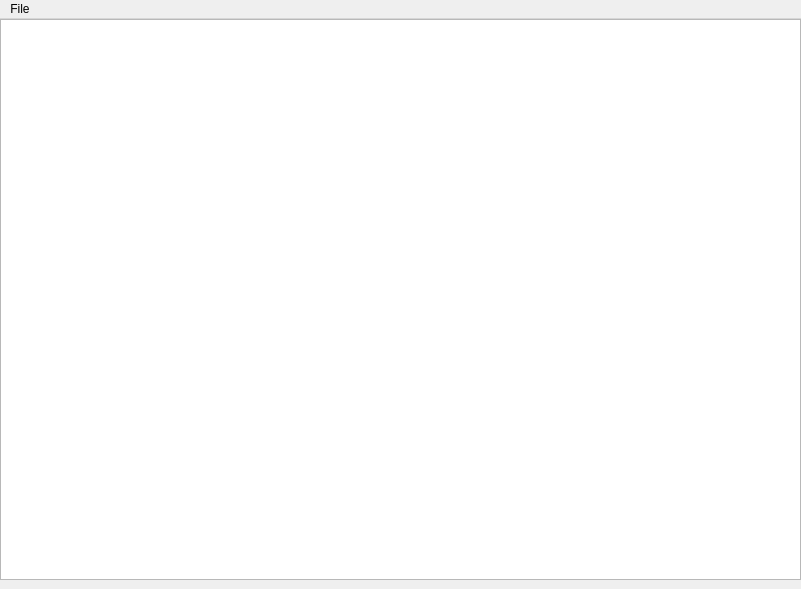
Above: layout/ui/main_window.ui from michalkielak/GIS before the change. Below: the same form after it.
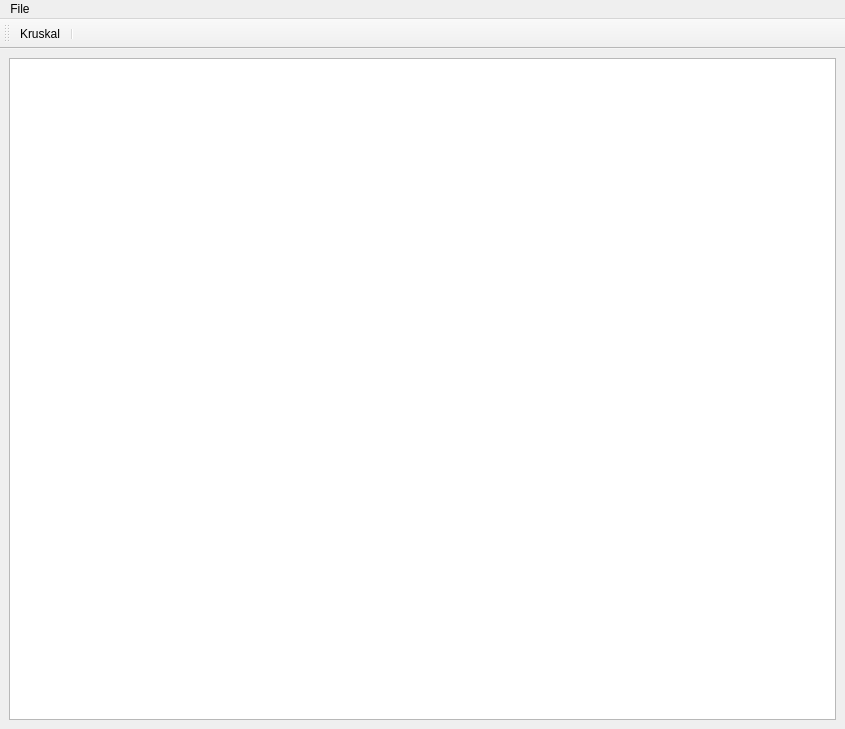
That is the form after the change.

Commit message: Kruskal algorithm without steps added

```diff
--- a/layout/ui/main_window.ui
+++ b/layout/ui/main_window.ui
@@ -6,8 +6,8 @@
    <rect>
     <x>0</x>
     <y>0</y>
-    <width>801</width>
-    <height>589</height>
+    <width>845</width>
+    <height>729</height>
    </rect>
   </property>
   <property name="windowTitle">
@@ -20,31 +20,18 @@
      <verstretch>0</verstretch>
     </sizepolicy>
    </property>
-   <widget class="QWidget" name="verticalLayoutWidget">
-    <property name="geometry">
-     <rect>
-      <x>0</x>
-      <y>0</y>
-      <width>801</width>
-      <height>561</height>
-     </rect>
-    </property>
-    <layout class="QVBoxLayout" name="verticalLayout">
-     <property name="sizeConstraint">
-      <enum>QLayout::SetMaximumSize</enum>
-     </property>
-     <item>
-      <widget class="QGraphicsView" name="graphicsView"/>
-     </item>
-    </layout>
-   </widget>
+   <layout class="QVBoxLayout" name="verticalLayout_2">
+    <item>
+     <widget class="QGraphicsView" name="graphicsView"/>
+    </item>
+   </layout>
   </widget>
   <widget class="QMenuBar" name="menubar">
    <property name="geometry">
     <rect>
      <x>0</x>
      <y>0</y>
-     <width>801</width>
+     <width>845</width>
      <height>26</height>
     </rect>
    </property>
@@ -55,6 +42,33 @@
    </widget>
    <addaction name="menuFile"/>
   </widget>
+  <widget class="QToolBar" name="toolBar">
+   <property name="minimumSize">
+    <size>
+     <width>0</width>
+     <height>30</height>
+    </size>
+   </property>
+   <property name="windowTitle">
+    <string>toolBar</string>
+   </property>
+   <attribute name="toolBarArea">
+    <enum>TopToolBarArea</enum>
+   </attribute>
+   <attribute name="toolBarBreak">
+    <bool>false</bool>
+   </attribute>
+   <addaction name="actionKruskal"/>
+   <addaction name="separator"/>
+  </widget>
+  <action name="actionKruskal">
+   <property name="text">
+    <string>Kruskal</string>
+   </property>
+   <property name="toolTip">
+    <string>Kruskall algorithm</string>
+   </property>
+  </action>
  </widget>
  <resources/>
  <connections/>
```
The commit also changes 3 other files.
